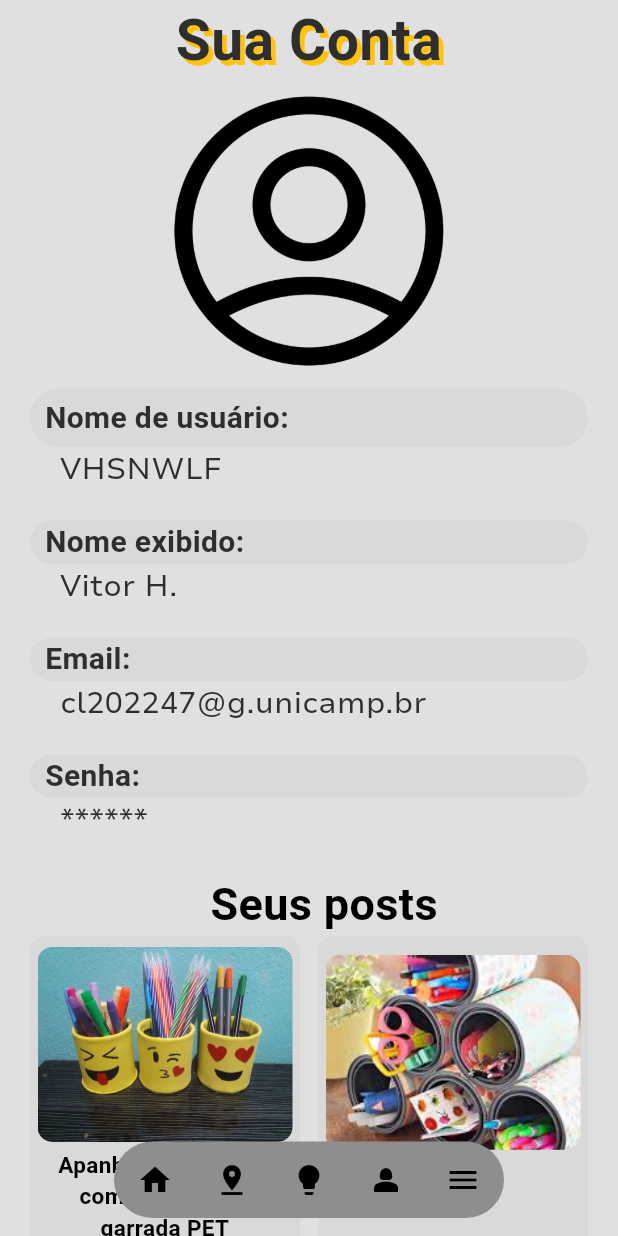
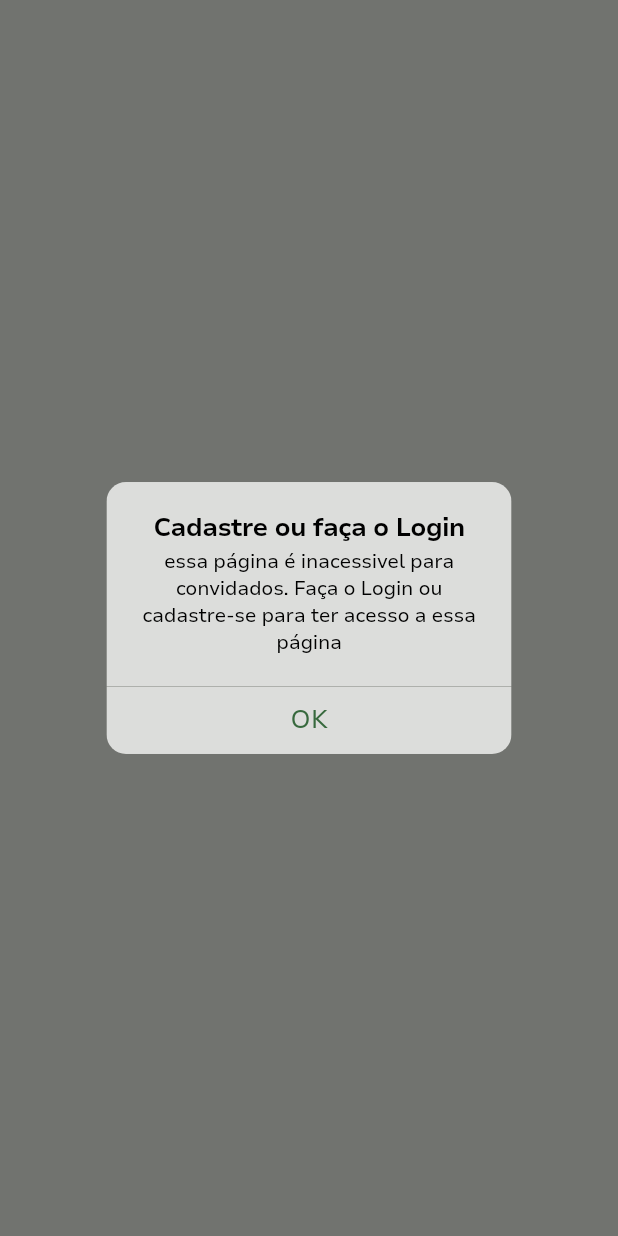
Before and after one commit to BeatrizAcardia/flutter_application_ecoment_inicial, a Flutter app: the screen it shows after launch, after a tap on the "person 2" icon, on a phone screen of 412 x 824 dp. Run offline on Flutter 3.47's test engine with Material 3 defaults, Android fonts, the phone set to English and light mode, and no system bars; our stand-ins replace carousel_slider, email_validator, shared_preferences; missing offline and left inert: br_validators; Roboto replaces fonts that are missing (Circe).

Commit message:
Verificações para um caraleo [Logado/Deslogado, Minha conta etc]

```diff
--- a/lib/defaultWidgets/bottomAppBar.dart
+++ b/lib/defaultWidgets/bottomAppBar.dart
@@ -1,6 +1,7 @@
 // ignore_for_file: prefer_const_constructors, prefer_final_fields, use_key_in_widget_constructors
 
 import 'package:flutter/material.dart';
+import 'package:flutter_application_ecoment_inicial/models/pessoa.dart';
 import 'package:flutter_application_ecoment_inicial/views/ideiasReutilizacao.dart';
 import 'package:flutter_application_ecoment_inicial/views/inicial.dart';
 import 'package:flutter_application_ecoment_inicial/views/minhaConta.dart';
@@ -8,7 +9,8 @@ import 'package:flutter_application_ecoment_inicial/views/pontosColeta.dart';
 
 class WidgetBottomAppBar extends StatefulWidget {
   final GlobalKey<ScaffoldState> scaffoldKey;
-  const WidgetBottomAppBar({required this.scaffoldKey});
+  Pessoa user = Pessoa.n();
+  WidgetBottomAppBar({required this.scaffoldKey});
 
   @override
   State<WidgetBottomAppBar> createState() => _WidgetBottomAppBarState();
--- a/lib/defaultWidgets/drawer.dart
+++ b/lib/defaultWidgets/drawer.dart
@@ -1,6 +1,7 @@
-// ignore_for_file: prefer_const_constructors, prefer_final_fields, unused_field, prefer_const_literals_to_create_immutables
+// ignore_for_file: prefer_const_constructors, prefer_final_fields, unused_field, prefer_const_literals_to_create_immutables, sort_child_properties_last
 
 import 'package:flutter/material.dart';
+import 'package:flutter_application_ecoment_inicial/models/pessoaProvider.dart';
 import 'package:flutter_application_ecoment_inicial/views/cadastro.dart';
 import 'package:flutter_application_ecoment_inicial/views/form-ideia.dart';
 import 'package:flutter_application_ecoment_inicial/views/inicial.dart';
@@ -8,8 +9,10 @@ import 'package:flutter_application_ecoment_inicial/views/login.dart';
 import 'package:flutter_application_ecoment_inicial/views/minhaConta.dart';
 import 'package:flutter_application_ecoment_inicial/views/pontosColeta.dart';
 import 'package:flutter_application_ecoment_inicial/views/sobre_nos.dart';
+import 'package:provider/provider.dart';
 
 class WidgetDrawer extends StatefulWidget {
+
   const WidgetDrawer({super.key});
 
   @override
@@ -20,6 +23,7 @@ class _DrawerState extends State<WidgetDrawer> {
   GlobalKey<ScaffoldState> _scaffoldKey = GlobalKey();
   @override
   Widget build(BuildContext context) {
+    final user = Provider.of<GlobalState>(context);
     return
 Drawer(
   child: ListView(
@@ -91,8 +95,11 @@ Drawer(
                 Navigator.push(context, MaterialPageRoute(builder: (context) => FormIdeia(),));
               },
             ),
-            SizedBox(height: MediaQuery.of(context).size.height-570,),
-            ElevatedButton(
+            SizedBox(height: 100,),
+             user.name == "" ? Container(
+              child: Column(
+                children: [
+                  ElevatedButton(
               onPressed: () {
                 Navigator.push(context, MaterialPageRoute(builder: (context) => Cadastro(),));
               },
@@ -121,7 +128,26 @@ Drawer(
                 backgroundColor: Color.fromARGB(255, 58, 125, 68),
               ),
             ),
-          ],
+                ],
+              ),
+             ): ElevatedButton(
+              onPressed: () {
+                user.setName("");
+                user.setUsername("");
+                user.setEmail("");
+                user.setPassword("");
+              },
+              child: Text("Sair", style: TextStyle(
+                color: Colors.white,
+                fontSize: 20,
+              ),),
+              style: ElevatedButton.styleFrom(
+                padding: EdgeInsets.all(20),
+                shape: RoundedRectangleBorder(borderRadius: BorderRadius.circular(10)),
+                backgroundColor: Colors.red,
+              ),
+            ),
+          ]
         ),
       ),
     ],
--- a/lib/models/pessoa.dart
+++ b/lib/models/pessoa.dart
@@ -4,6 +4,7 @@
 import 'package:flutter/material.dart';
 
 class Pessoa{
+  String name = "";
   String username = "";
   String email = "";
   String password = "";
@@ -15,7 +16,42 @@ class Pessoa{
    this.password,
   );
 
+  Pessoa.full(
+   this.name,
+   this.username,
+   this.email,
+   this.password,
+);
+
+  Pessoa.json({
+   required this.name,
+   required this.username,
+   required this.email,
+   required this.password,
+});
+
   Pessoa.n();
+
+  Map<String, dynamic> toJson() =>{
+    'name': name,
+    'username': username,
+    'email': email,
+    'password': password,
+  };
+
+  factory Pessoa.fromJson(Map<String, dynamic> json) => Pessoa.json(
+    name: json['name'],
+    username: json['username'],
+    email: json['email'],
+    password: json['password'],
+  );
+
+
+
+
+ String get getName => this.name;
+
+ set setName(String name) => this.name = name;
 
  String get getUsername => this.username;
 
--- /dev/null
+++ b/lib/models/pessoaProvider.dart
@@ -0,0 +1,33 @@
+import 'package:flutter/material.dart';
+
+class GlobalState with ChangeNotifier {
+  String _name = "";
+  String _username = "";
+  String _email = "";
+  String _password = "";
+
+  String get name => _name;
+  String get username => _username;
+  String get email => _email;
+  String get password => _password;
+
+  void setName(String name) {
+    _name = name;
+    notifyListeners();
+  }
+
+  void setUsername(String username) {
+    _username = username;
+    notifyListeners();
+  }
+
+  void setEmail(String email) {
+    _email = email;
+    notifyListeners();
+  }
+
+  void setPassword(String password) {
+    _password = password;
+    notifyListeners();
+  }
+}
--- a/lib/views/main.dart
+++ b/lib/views/main.dart
@@ -2,6 +2,7 @@
 
 import 'package:flutter/material.dart';
 import 'package:flutter_application_ecoment_inicial/models/ideia.dart';
+import 'package:flutter_application_ecoment_inicial/models/pessoaProvider.dart';
 import 'package:flutter_application_ecoment_inicial/views/cadastro.dart';
 import 'package:flutter_application_ecoment_inicial/views/form-ideia.dart';
 import 'package:flutter_application_ecoment_inicial/views/inicial.dart';
@@ -11,9 +12,15 @@ import 'package:flutter_application_ecoment_inicial/views/minhaConta.dart';
 import 'package:flutter_application_ecoment_inicial/views/pontosColeta.dart';
 import 'package:flutter_application_ecoment_inicial/views/sobre_nos.dart';
 import 'package:flutter_application_ecoment_inicial/views/teste.dart';
+import 'package:provider/provider.dart';
 
 void main() {
-  runApp(const MyApp());
+  runApp(
+    ChangeNotifierProvider(
+      create: (context) => GlobalState(),
+      child: MyApp(),
+    )
+  );
 }
 
 class MyApp extends StatelessWidget {
--- a/lib/views/minhaConta.dart
+++ b/lib/views/minhaConta.dart
@@ -1,16 +1,21 @@
 // ignore_for_file: prefer_const_constructors, sized_box_for_whitespace, prefer_const_literals_to_create_immutables, unused_import, unnecessary_string_interpolations
 
+import 'package:flutter/cupertino.dart';
 import 'package:flutter/material.dart';
 import 'package:flutter_application_ecoment_inicial/defaultWidgets/appBar.dart';
 import 'package:flutter_application_ecoment_inicial/defaultWidgets/bottomAppBar.dart';
 import 'package:flutter_application_ecoment_inicial/defaultWidgets/drawer.dart';
 import 'package:flutter_application_ecoment_inicial/models/ideia.dart';
+import 'package:flutter_application_ecoment_inicial/models/pessoa.dart';
+import 'package:flutter_application_ecoment_inicial/models/pessoaProvider.dart';
 import 'package:flutter_application_ecoment_inicial/views/ideia.dart';
 import 'package:flutter_application_ecoment_inicial/views/inicial.dart';
 import 'package:flutter_application_ecoment_inicial/views/pontosColeta.dart';
+import 'package:provider/provider.dart';
 
 class MinhaConta extends StatefulWidget {
-  const MinhaConta({super.key});
+  Pessoa user = Pessoa.n();
+  MinhaConta({super.key});
 
   @override
   State<MinhaConta> createState() => _MinhaContaState();
@@ -51,8 +56,38 @@ class _MinhaContaState extends State<MinhaConta> {
 
   final GlobalKey<ScaffoldState> _scaffoldKey = GlobalKey();
 
+  TextStyle nunito = TextStyle(fontFamily: 'Nunito');
+
+void _showErrorDialog(BuildContext context) {
+  showDialog(
+    context: context,
+    builder: (context) => CupertinoAlertDialog(
+      title: Text('Cadastre ou faça o Login', style: nunito,),
+      content: Text('essa página é inacessivel para convidados. Faça o Login ou cadastre-se para ter acesso a essa página', style: nunito,),
+      actions: [
+        CupertinoDialogAction(
+          child: Text('OK', style: nunito),
+          onPressed: () {
+            Navigator.pop(context); // Fecha o diálogo
+            Navigator.pop(context); // Volta para a página anterior
+          },
+        )
+      ],
+    ),
+  );
+}
+
   @override
   Widget build(BuildContext context) {
+    final user = Provider.of<GlobalState>(context);
+
+    if(user.name == "" || user.name == null){
+      WidgetsBinding.instance.addPostFrameCallback((_){
+        _showErrorDialog(context);
+      });
+      return Scaffold();
+    }
+
     return Scaffold(
       key: _scaffoldKey,
       appBar: AppBar(
@@ -108,7 +143,7 @@ class _MinhaContaState extends State<MinhaConta> {
                       child: SizedBox(
                         width: 500,
                         child: Text(
-                          "VHSNWLF",
+                          user.name,
                           style: label2,
                         ),
                       ),
@@ -131,7 +166,7 @@ class _MinhaContaState extends State<MinhaConta> {
                       child: SizedBox(
                         width: 500,
                         child: Text(
-                          "Vitor H.",
+                          user.username,
                           style: label2,
                         ),
                       ),
@@ -154,7 +189,7 @@ class _MinhaContaState extends State<MinhaConta> {
                       child: SizedBox(
                         width: 500,
                         child: Text(
-                          "cl202247@g.unicamp.br",
+                          user.email,
                           style: label2,
                         ),
                       ),
@@ -177,7 +212,7 @@ class _MinhaContaState extends State<MinhaConta> {
                       child: SizedBox(
                         width: 500,
                         child: Text(
-                          "******",
+                          user.password,
                           style: label2,
                         ),
                       ),
@@ -222,7 +257,7 @@ class _MinhaContaState extends State<MinhaConta> {
           ),
           WidgetBottomAppBar(scaffoldKey: _scaffoldKey)
         ],
-      ),
+      )
     );
   }
 
--- a/pubspec.yaml
+++ b/pubspec.yaml
@@ -34,6 +34,8 @@ dependencies:
   email_validator: ^2.1.16
   flutter:
     sdk: flutter
+  provider: ^6.1.2
+  shared_preferences: ^2.2.3
 
 dev_dependencies:
   flutter_lints: ^4.0.0
@@ -84,6 +86,5 @@ flutter:
           weight: 700
         - asset: assets/fonts/Circe/Circe-ExtraBold.otf
           weight: 800
-  #
   # For details regarding fonts from package dependencies,
   # see https://flutter.dev/custom-fonts/#from-packages
```
Also changed, not shown: analysis_options.yaml (+12 -0 lines), lib/Controller/ControllerPessoa.dart (added, +28 -0 lines), lib/views/cadastro.dart (+58 -3 lines), lib/views/inicial.dart (+6 -1 lines), lib/views/login.dart (+24 -4 lines), pubspec.lock, 1 other file.
